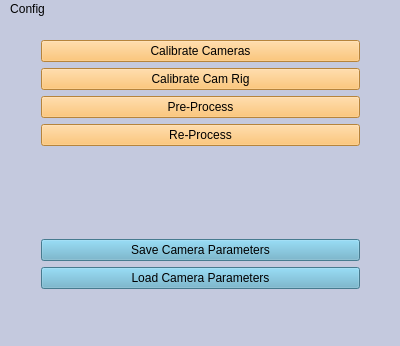
yudanaz/masterthesis, file SegmentationPreprocessor/mainwindow.ui: the form before one commit.
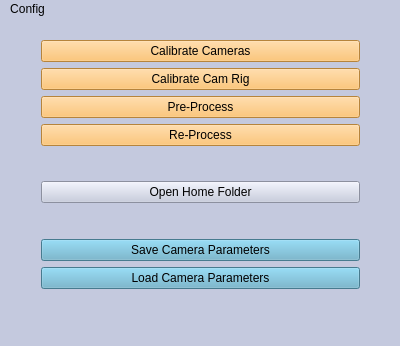
The form after the commit.

What changed in the file:
```diff
--- a/SegmentationPreprocessor/mainwindow.ui
+++ b/SegmentationPreprocessor/mainwindow.ui
@@ -73,6 +73,26 @@
        </property>
       </widget>
      </item>
+     <item>
+      <spacer name="verticalSpacer_2">
+       <property name="orientation">
+        <enum>Qt::Vertical</enum>
+       </property>
+       <property name="sizeHint" stdset="0">
+        <size>
+         <width>20</width>
+         <height>40</height>
+        </size>
+       </property>
+      </spacer>
+     </item>
+     <item>
+      <widget class="QPushButton" name="pushButton_openFomeFolder">
+       <property name="text">
+        <string>Open Home Folder</string>
+       </property>
+      </widget>
+     </item>
      <item>
       <spacer name="verticalSpacer">
        <property name="orientation">
```
Left out of the diff: 2 changed lines with no effect on the pictures.
